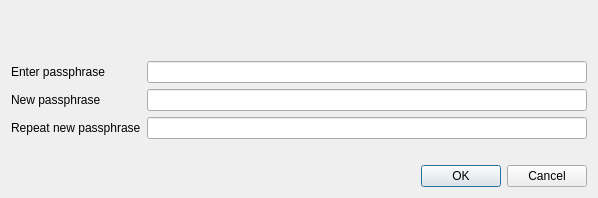
First picture: the form in src/qt/forms/askpassphrasedialog.ui, repository VeriConomy/vericoin, before the edit.
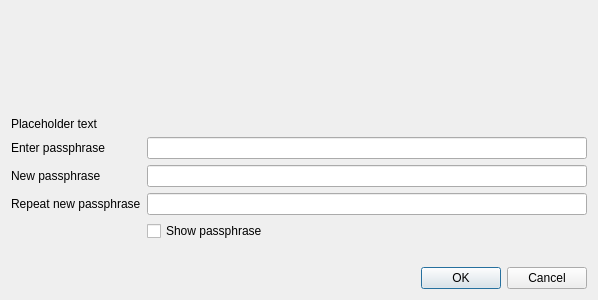
Second picture: the form after the edit. Icons and pictures are not drawn.

Commit message: Use Verium 1.3.2 as a base

```diff
--- a/src/qt/forms/askpassphrasedialog.ui
+++ b/src/qt/forms/askpassphrasedialog.ui
@@ -7,7 +7,7 @@
     <x>0</x>
     <y>0</y>
     <width>598</width>
-    <height>198</height>
+    <height>250</height>
    </rect>
   </property>
   <property name="sizePolicy">
@@ -26,8 +26,33 @@
    <string>Passphrase Dialog</string>
   </property>
   <layout class="QVBoxLayout" name="verticalLayout">
+   <property name="sizeConstraint">
+    <enum>QLayout::SetMinimumSize</enum>
+   </property>
+   <item>
+    <widget class="QLabel" name="veriumIcon">
+     <property name="minimumSize">
+      <size>
+       <width>550</width>
+       <height>100</height>
+      </size>
+     </property>
+     <property name="text">
+      <string/>
+     </property>
+     <property name="pixmap">
+      <pixmap resource="../bitcoin.qrc">:/icons/verium</pixmap>
+     </property>
+     <property name="alignment">
+      <set>Qt::AlignHCenter</set>
+     </property>
+    </widget>
+   </item>
    <item>
     <widget class="QLabel" name="warningLabel">
+     <property name="text">
+      <string notr="true">Placeholder text</string>
+     </property>
      <property name="textFormat">
       <enum>Qt::RichText</enum>
      </property>
@@ -38,6 +63,9 @@
    </item>
    <item>
     <layout class="QFormLayout" name="formLayout">
+     <property name="sizeConstraint">
+      <enum>QLayout::SetMinimumSize</enum>
+     </property>
      <property name="fieldGrowthPolicy">
       <enum>QFormLayout::AllNonFixedFieldsGrow</enum>
      </property>
@@ -84,7 +112,20 @@
       </widget>
      </item>
      <item row="3" column="1">
+      <widget class="QCheckBox" name="toggleShowPasswordButton">
+       <property name="text">
+        <string>Show passphrase</string>
+       </property>
+      </widget>
+     </item>
+     <item row="4" column="1">
       <widget class="QLabel" name="capsLabel">
+       <property name="font">
+        <font>
+         <weight>75</weight>
+         <bold>true</bold>
+        </font>
+       </property>
        <property name="text">
         <string/>
        </property>
```
Left out of the diff: 20 changed lines with no effect on the pictures. The commit also changes 1986 other files.
